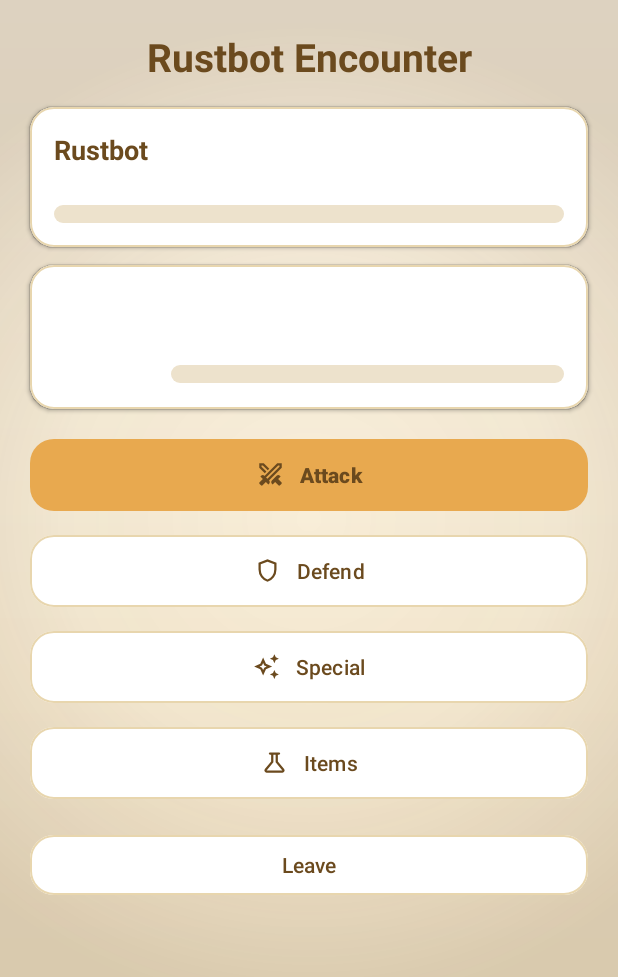
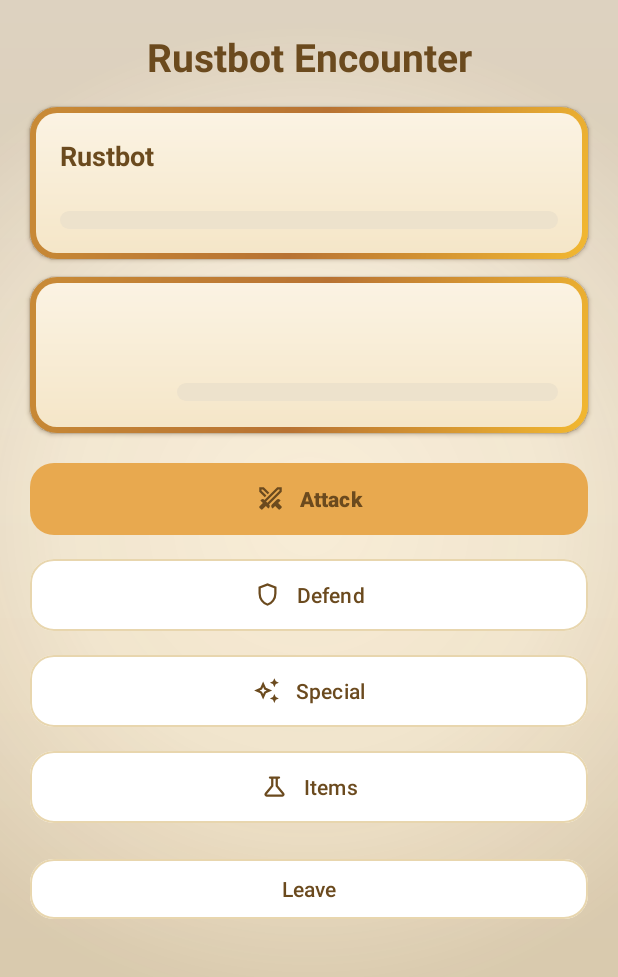
Before and after one commit to jmatts94-gif/RatKingRecon, an Android app: the BattleActivity screen opened directly, with no data from a screen before it, on a phone screen of 412 x 824 dp. Shown: the top 977 px of the screen. Run offline under Robolectric (Android 15) with nearby library versions, the phone set to English and light mode, and no system bars; our stand-ins replace Room's generated code; 1 statement that could not run was skipped.

Commit message:
Restyle the battle screen's cards to match the rest of the game
Requested directly: "the battle screen still feels a little flat
compared to the rest of the game." True next to the Recon Card and the
Arena landing page's own textures - the bot/rat info cards were plain
flat white MaterialCardViews with a 1dp grey stroke, the one place left
still reading as a stock Material card rather than this app's own
brass-and-cream language.

A light pass rather than new art: the bot/rat cards and the battle log
now nest a cream inner panel inside a brass outer frame, the same
structure the Recon Card and the enlarged rat dialog already use
(bg_recon_card_outer/_inner). Not those exact drawables, though -
bg_battle_card_outer/_inner instead, sized for a short full-width info
row rather than a tall 320dp portrait card, and - the part that
actually mattered - themed rather than fixed-cream. The Recon Card is
meant to keep one look regardless of the player's Dark Steampunk
toggle; the battle screen is not, so its inner panel needed a
drawable-night counterpart (card_white fading to panel_shade, the same
substitution bg_hatch_panel.xml's own night variant already makes) or
text_primary/text_muted's dark-mode values - pale, meant for dark
cards - would go straight onto a panel that stayed cream regardless.
Caught exactly that way on the first pass: legible in light mode,
unreadable in dark. The outer brass frame needs no night variant at
all - a metal frame is meant to look the same in both themes, the same
reasoning values-night/colors.xml already gives for leaving every
Binder frame's own colours untouched.

MaterialCardView swapped for a plain LinearLayout on both cards, since
app:cardBackgroundColor only accepts a colour and a gradient needs a
real View background - the same substitution dialog_enlarged_rat.xml's
own enlargedCardBorder already made. botCard/ratCard's Kotlin type
follows suit (MaterialCardView to View); animateRound's shake only
ever needed a View to begin with.

Buttons and the page background are untouched - already the same flat
solid-fill language the rest of the app's buttons use, so they were
never the source of the flatness.

Verified live on-device in both themes: dark steampunk on and off,
cards read with proper brass-on-cream/brass-on-dark contrast in both,
buttons and HP bars unchanged. Build and unit tests clean.

Co-Authored-By: Claude Sonnet 5 <noreply@anthropic.com>
Claude-Session: https://claude.ai/code/session_015znHDKhJtWkQbFgVL1Undx

```diff
--- a/app/src/main/java/io/github/jmatts94/ratkingrecon/BattleActivity.kt
+++ b/app/src/main/java/io/github/jmatts94/ratkingrecon/BattleActivity.kt
@@ -14,7 +14,6 @@ import androidx.appcompat.app.AppCompatActivity
 import androidx.core.content.ContextCompat
 import androidx.lifecycle.lifecycleScope
 import com.google.android.material.button.MaterialButton
-import com.google.android.material.card.MaterialCardView
 import kotlinx.coroutines.Dispatchers
 import kotlinx.coroutines.launch
 import kotlinx.coroutines.withContext
@@ -43,8 +42,8 @@ class BattleActivity : AppCompatActivity() {
     private lateinit var ratDotIcon: ImageView
     private lateinit var ratImage: ImageView
     private lateinit var specialGlyph: ImageView
-    private lateinit var botCard: MaterialCardView
-    private lateinit var ratCard: MaterialCardView
+    private lateinit var botCard: View
+    private lateinit var ratCard: View
     private lateinit var activeBuffBadge: View
     private lateinit var activeBuffIcon: ImageView
     private lateinit var activeBuffLabel: TextView
--- /dev/null
+++ b/app/src/main/res/drawable-night/bg_battle_card_inner.xml
@@ -0,0 +1,22 @@
+<?xml version="1.0" encoding="utf-8"?>
+<!--
+  Dark steampunk's own version of the battle card's inner panel - see the
+  light version's own comment. The same substitution bg_hatch_panel.xml's
+  night variant already makes: card_white fading to panel_shade, a raised
+  surface reading lighter than the page rather than leaning on cream/tan's
+  contrast against white, which does not exist in this theme. card_border's
+  stroke gives the panel a defined edge inside the brass frame the light
+  version does not need one for.
+-->
+<shape xmlns:android="http://schemas.android.com/apk/res/android"
+    android:shape="rectangle">
+    <gradient
+        android:type="linear"
+        android:angle="270"
+        android:startColor="@color/card_white"
+        android:endColor="@color/panel_shade" />
+    <stroke
+        android:width="1dp"
+        android:color="@color/card_border" />
+    <corners android:radius="14dp" />
+</shape>
--- /dev/null
+++ b/app/src/main/res/drawable/bg_battle_card_inner.xml
@@ -0,0 +1,20 @@
+<?xml version="1.0" encoding="utf-8"?>
+<!--
+  The cream panel inside bg_battle_card_outer's brass frame - see
+  drawable-night/bg_battle_card_inner.xml for dark steampunk's own version.
+  Unlike the Recon Card's own inner panel (bg_recon_card_inner), this one is
+  themed rather than fixed: the battle screen follows the player's Dark
+  Steampunk toggle the way the rest of the app does, so text_primary/
+  text_muted drawn on top of this have to be able to flip to their own
+  light-on-dark values without going illegible against a panel that stayed
+  cream regardless.
+-->
+<shape xmlns:android="http://schemas.android.com/apk/res/android"
+    android:shape="rectangle">
+    <gradient
+        android:type="linear"
+        android:angle="270"
+        android:startColor="@color/cream"
+        android:endColor="@color/tan" />
+    <corners android:radius="14dp" />
+</shape>
--- /dev/null
+++ b/app/src/main/res/drawable/bg_battle_card_outer.xml
@@ -0,0 +1,23 @@
+<?xml version="1.0" encoding="utf-8"?>
+<!--
+  The battle screen's own bot/rat info cards - the same brass-to-amber
+  diagonal gradient bg_recon_card_outer uses, just at a corner radius scaled
+  for a short, full-width info row instead of a tall portrait card. Not a
+  reuse of bg_recon_card_outer directly: that one's 34dp radius reads as
+  premium on a 320dp-wide card and as an odd blob on one several times wider
+  and a third as tall.
+
+  No night-mode variant needed - see bg_battle_card_inner.xml. A metal frame
+  is meant to look the same regardless of theme, the same reasoning
+  values-night/colors.xml gives for leaving every Binder frame's own colours
+  untouched there.
+-->
+<shape xmlns:android="http://schemas.android.com/apk/res/android"
+    android:shape="rectangle">
+    <gradient
+        android:angle="135"
+        android:startColor="@color/brass_bright"
+        android:centerColor="@color/copper"
+        android:endColor="@color/amber_dark" />
+    <corners android:radius="18dp" />
+</shape>
--- a/app/src/main/res/layout/activity_battle.xml
+++ b/app/src/main/res/layout/activity_battle.xml
@@ -25,22 +25,47 @@
             android:textAlignment="center"
             android:layout_marginBottom="16dp" />
 
-        <!-- Rustbot -->
-        <com.google.android.material.card.MaterialCardView
+        <!--
+          Rustbot - a brass-outer/cream-inner nesting in the same family as
+          the Recon Card and the enlarged rat dialog (bg_recon_card_outer/
+          _inner), rather than the plain flat white MaterialCardView this
+          screen drew before: everywhere else a card gets this treatment,
+          the battle screen's own two were the one place still reading as a
+          stock Material card next to it. Its own drawables rather than
+          reusing those directly - see bg_battle_card_outer.xml - since
+          those two are sized for a tall 320dp-wide portrait card, not a
+          short full-width info row, and their inner panel is fixed cream
+          regardless of theme, which is exactly wrong for a screen meant to
+          keep following the player's Dark Steampunk toggle the way the
+          rest of the app does. A plain LinearLayout rather than
+          MaterialCardView, since app:cardBackgroundColor only takes a
+          colour - a gradient background needs a real View background, the
+          same substitution dialog_enlarged_rat.xml's own enlargedCardBorder
+          already made. android:elevation on a shape drawable still casts a
+          real shadow (the default outline comes straight from the
+          drawable's own rounded rect), so nothing about the lift is lost -
+          only its colour changes, to the same warm shadow_warm tone the
+          battle log below already casts rather than Android's default
+          near-black.
+        -->
+        <LinearLayout
             android:id="@+id/botCard"
             android:layout_width="match_parent"
             android:layout_height="wrap_content"
-            app:cardBackgroundColor="@color/card_white"
-            app:strokeColor="@color/card_border"
-            app:strokeWidth="1dp"
-            app:cardCornerRadius="16dp"
-            app:cardElevation="2dp"
+            android:orientation="vertical"
+            android:background="@drawable/bg_battle_card_outer"
+            android:padding="4dp"
+            android:elevation="2dp"
+            android:outlineAmbientShadowColor="@color/shadow_warm"
+            android:outlineSpotShadowColor="@color/shadow_warm"
+            tools:targetApi="28"
             android:layout_marginBottom="12dp">
 
             <LinearLayout
                 android:layout_width="match_parent"
                 android:layout_height="wrap_content"
                 android:orientation="vertical"
+                android:background="@drawable/bg_battle_card_inner"
                 android:clipChildren="false"
                 android:padding="16dp">
 
@@ -102,18 +127,20 @@
                     android:layout_height="12dp"
                     android:progressDrawable="@drawable/progress_amber" />
             </LinearLayout>
-        </com.google.android.material.card.MaterialCardView>
+        </LinearLayout>
 
-        <!-- Your rat -->
-        <com.google.android.material.card.MaterialCardView
+        <!-- Your rat - the same brass-outer/cream-inner nesting as botCard above. -->
+        <LinearLayout
             android:id="@+id/ratCard"
             android:layout_width="match_parent"
             android:layout_height="wrap_content"
-            app:cardBackgroundColor="@color/card_white"
-            app:strokeColor="@color/card_border"
-            app:strokeWidth="1dp"
-            app:cardCornerRadius="16dp"
-            app:cardElevation="2dp"
+            android:orientation="vertical"
+            android:background="@drawable/bg_battle_card_outer"
+            android:padding="4dp"
+            android:elevation="2dp"
+            android:outlineAmbientShadowColor="@color/shadow_warm"
+            android:outlineSpotShadowColor="@color/shadow_warm"
+            tools:targetApi="28"
             android:layout_marginBottom="16dp">
 
             <LinearLayout
@@ -121,6 +148,7 @@
                 android:layout_height="wrap_content"
                 android:orientation="horizontal"
                 android:gravity="center_vertical"
+                android:background="@drawable/bg_battle_card_inner"
                 android:clipChildren="false"
                 android:padding="16dp">
 
@@ -251,7 +279,7 @@
                     </LinearLayout>
                 </LinearLayout>
             </LinearLayout>
-        </com.google.android.material.card.MaterialCardView>
+        </LinearLayout>
 
         <!-- Actions -->
         <com.google.android.material.button.MaterialButton
@@ -330,7 +358,7 @@
             android:layout_width="match_parent"
             android:layout_height="wrap_content"
             android:visibility="gone"
-            android:background="@drawable/bg_card_white"
+            android:background="@drawable/bg_battle_card_inner"
             android:elevation="4dp"
             android:outlineAmbientShadowColor="@color/shadow_warm"
             android:outlineSpotShadowColor="@color/shadow_warm"
```
